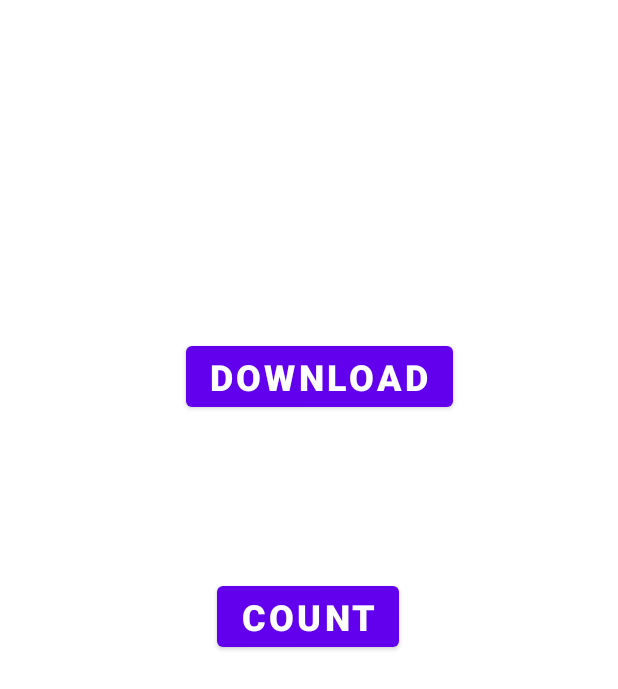
After one commit to rajoanrahman100/android_dev_hands_on, an Android app: the CoroutinesMainActivity screen opened directly, with no data from a screen before it, on a phone screen of 412 x 824 dp. The commit adds this screen. Shown: the top 689 px of the screen. Run offline under Robolectric (Android 15) with nearby library versions, the phone set to English and light mode, and no system bars.

Commit message:
Viewmodel, Coroutines and ViewmodelScope are covering

```diff
--- a/app/build.gradle.kts
+++ b/app/build.gradle.kts
@@ -43,6 +43,11 @@ dependencies {
     implementation("androidx.lifecycle:lifecycle-viewmodel-ktx:$lifecycle_version")
     // LiveData
     implementation("androidx.lifecycle:lifecycle-livedata-ktx:$lifecycle_version")
+    // Coroutines
+    implementation("org.jetbrains.kotlinx:kotlinx-coroutines-core:1.7.3")
+    // Android Coroutine Dependency
+    implementation("org.jetbrains.kotlinx:kotlinx-coroutines-android:1.7.3")
+
     implementation("androidx.core:core-ktx:1.9.0")
     implementation("androidx.appcompat:appcompat:1.6.1")
     implementation("com.google.android.material:material:1.8.0")
--- /dev/null
+++ b/app/src/main/java/com/example/myapplication/coroutines_project/CoroutinesMainActivity.kt
@@ -0,0 +1,50 @@
+package com.example.myapplication.coroutines_project
+
+import android.os.Bundle
+import android.util.Log
+import android.widget.Button
+import android.widget.TextView
+import androidx.appcompat.app.AppCompatActivity
+import com.example.myapplication.R
+import kotlinx.coroutines.CoroutineScope
+import kotlinx.coroutines.Dispatchers
+import kotlinx.coroutines.delay
+import kotlinx.coroutines.launch
+import kotlinx.coroutines.withContext
+
+class CoroutinesMainActivity : AppCompatActivity() {
+    private var count = 0
+    private lateinit var messageTextView: TextView
+    override fun onCreate(savedInstanceState: Bundle?) {
+        super.onCreate(savedInstanceState)
+        setContentView(R.layout.activity_coroutines_main)
+
+        messageTextView = findViewById(R.id.tvMessage)
+        val textView = findViewById<TextView>(R.id.tvCount)
+        val countButton = findViewById<Button>(R.id.btnCount)
+        val downloadButton = findViewById<Button>(R.id.btnDownload)
+
+        countButton.setOnClickListener {
+            textView.text = count++.toString()
+        }
+        downloadButton.setOnClickListener {
+
+            CoroutineScope(Dispatchers.IO).launch {
+                downloadUserData()
+            }
+            //downloadUserData()
+        }
+    }
+
+    private suspend fun downloadUserData() {
+        for (i in 1..5000000) {
+            Log.i("My Tag", "Download User $i in ${Thread.currentThread().name}")
+
+            //Switch to main thread to show the messageTextView
+            withContext(Dispatchers.Main) {
+                messageTextView.text = "Download User $i"
+            }
+            delay(100)
+        }
+    }
+}
--- a/app/src/main/java/com/example/myapplication/recyclerView_project/MainActivityRecyclerView.kt
+++ b/app/src/main/java/com/example/myapplication/recyclerView_project/MainActivityRecyclerView.kt
@@ -10,7 +10,7 @@ import com.example.myapplication.recyclerView_project.dataClass.People
 
 class MainActivityRecyclerView : AppCompatActivity() {
     private lateinit var myRecyclerView: RecyclerView
-    var listOfItem = listOf<People>(
+    private var listOfItem = listOf<People>(
         People(name = "Bristy", role = "Mother"),
         People(name = "Rifat", role = "Father"),
         People(name = "Ihan", role = "Son"),
@@ -36,7 +36,7 @@ class MainActivityRecyclerView : AppCompatActivity() {
         }
     }
 
-    fun listItemClicked(people: People) {
+    private fun listItemClicked(people: People) {
         Toast.makeText(this@MainActivityRecyclerView, "Click on ${people.name}", Toast.LENGTH_SHORT)
             .show()
     }
--- a/app/src/main/java/com/example/myapplication/viewModelLiveData_project/MainActivityViewModel.kt
+++ b/app/src/main/java/com/example/myapplication/viewModelLiveData_project/ViewModelActivity.kt
@@ -8,7 +8,7 @@ import androidx.lifecycle.Observer
 import androidx.lifecycle.ViewModelProvider
 import com.example.myapplication.R
 
-class MainActivityViewModel : AppCompatActivity() {
+class ViewModelActivity : AppCompatActivity() {
     private lateinit var tvCount:TextView
     private lateinit var btnCount:Button
     private lateinit var viewModel: ActivityViewModel
--- /dev/null
+++ b/app/src/main/res/layout/activity_coroutines_main.xml
@@ -0,0 +1,61 @@
+<?xml version="1.0" encoding="utf-8"?>
+<androidx.constraintlayout.widget.ConstraintLayout xmlns:android="http://schemas.android.com/apk/res/android"
+    xmlns:app="http://schemas.android.com/apk/res-auto"
+    xmlns:tools="http://schemas.android.com/tools"
+    android:layout_width="match_parent"
+    android:layout_height="match_parent"
+    tools:context=".coroutines_project.CoroutinesMainActivity">
+
+    <TextView
+        android:id="@+id/tvCount"
+        android:layout_width="wrap_content"
+        android:layout_height="wrap_content"
+        android:textSize="80sp"
+        app:layout_constraintBottom_toBottomOf="parent"
+        app:layout_constraintEnd_toEndOf="parent"
+        app:layout_constraintHorizontal_bias="0.5"
+        app:layout_constraintStart_toStartOf="parent"
+        app:layout_constraintTop_toTopOf="parent"
+        app:layout_constraintVertical_bias="0.789" />
+
+    <Button
+        android:id="@+id/btnCount"
+        android:layout_width="wrap_content"
+        android:layout_height="wrap_content"
+        android:text="@string/count"
+        android:textSize="24sp"
+        android:textStyle="bold"
+        app:layout_constraintBottom_toBottomOf="parent"
+        app:layout_constraintEnd_toEndOf="parent"
+        app:layout_constraintHorizontal_bias="0.498"
+        app:layout_constraintStart_toStartOf="parent"
+        app:layout_constraintTop_toTopOf="parent"
+        app:layout_constraintVertical_bias="0.499" />
+
+    <Button
+        android:id="@+id/btnDownload"
+        android:layout_width="wrap_content"
+        android:layout_height="wrap_content"
+        android:text="@string/download"
+        android:textSize="24sp"
+        android:textStyle="bold"
+        app:layout_constraintBottom_toBottomOf="parent"
+        app:layout_constraintEnd_toEndOf="parent"
+        app:layout_constraintHorizontal_bias="0.529"
+        app:layout_constraintStart_toStartOf="parent"
+        app:layout_constraintTop_toTopOf="parent"
+        app:layout_constraintVertical_bias="0.291" />
+
+    <TextView
+        android:id="@+id/tvMessage"
+        android:layout_width="wrap_content"
+        android:layout_height="wrap_content"
+        android:textSize="24sp"
+        app:layout_constraintBottom_toBottomOf="parent"
+        app:layout_constraintEnd_toEndOf="parent"
+        app:layout_constraintHorizontal_bias="0.498"
+        app:layout_constraintStart_toStartOf="parent"
+        app:layout_constraintTop_toTopOf="parent"
+        app:layout_constraintVertical_bias="0.095" />
+
+</androidx.constraintlayout.widget.ConstraintLayout>
--- a/app/src/main/res/layout/activity_main_view_model.xml
+++ b/app/src/main/res/layout/activity_main_view_model.xml
@@ -4,7 +4,7 @@
     xmlns:tools="http://schemas.android.com/tools"
     android:layout_width="match_parent"
     android:layout_height="match_parent"
-    tools:context=".viewModelLiveData_project.MainActivityViewModel">
+    tools:context=".viewModelLiveData_project.ViewModelActivity">
 
     <TextView
         android:id="@+id/textView"
--- a/app/src/main/res/values/strings.xml
+++ b/app/src/main/res/values/strings.xml
@@ -1,4 +1,6 @@
 <resources>
     <string name="app_name">My Application</string>
     <string name="hello_message">Hello Message!</string>
+    <string name="count">Count</string>
+    <string name="download">Download</string>
 </resources>
```
Also changed, not shown: app/src/main/AndroidManifest.xml (+19 -1 lines), app/src/main/java/com/example/myapplication/viewModelScopeDemo_project/ScopeActivityViewModel.kt (added, +25 -0 lines), app/src/main/java/com/example/myapplication/viewModelScopeDemo_project/ViewModelScopeActivity.kt (added, +12 -0 lines), app/src/main/res/layout/activity_view_model_scope.xml (added, +9 -0 lines).
